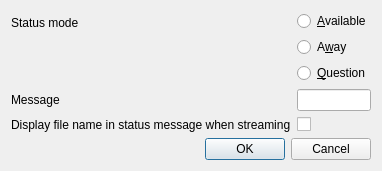
BearWare/TeamTalk5, file Client/qtTeamTalk/changestatus.ui: the form before one commit.
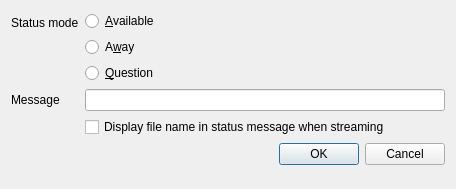
The form after the commit.

Commit message: Fix layout in 'Change Status Mode'

Diff of the .ui file:
```diff
--- a/Client/qtTeamTalk/changestatus.ui
+++ b/Client/qtTeamTalk/changestatus.ui
@@ -6,8 +6,8 @@
    <rect>
     <x>0</x>
     <y>0</y>
-    <width>277</width>
-    <height>145</height>
+    <width>456</width>
+    <height>189</height>
    </rect>
   </property>
   <property name="windowTitle">
@@ -22,8 +22,6 @@
   <property name="modal">
    <bool>true</bool>
   </property>
-  <layout class="QVBoxLayout" name="verticalLayout_2">
-   <item>
     <layout class="QFormLayout" name="formLayout">
      <item row="0" column="0">
       <widget class="QLabel" name="label">
@@ -73,22 +71,14 @@
      <item row="1" column="1">
       <widget class="QLineEdit" name="msgEdit"/>
      </item>
-     <item row="2" column="0">
-      <widget class="QLabel" name="label_2">
-       <property name="text">
-        <string>Display file name in status message when streaming</string>
-       </property>
-       <property name="buddy">
-        <cstring>streamChkBox</cstring>
-       </property>
-      </widget>
-     </item>
      <item row="2" column="1">
-      <widget class="QCheckBox" name="streamChkBox"/>
-     </item>
-    </layout>
-   </item>
-   <item>
+    <widget class="QCheckBox" name="streamChkBox">
+     <property name="text">
+      <string>Display file name in status message when streaming</string>
+     </property>
+    </widget>
+   </item>
+   <item row="3" column="0" colspan="2">
     <widget class="QDialogButtonBox" name="buttonBox">
      <property name="orientation">
       <enum>Qt::Horizontal</enum>
```
Lines whose indentation alone changed are shown as unchanged.
